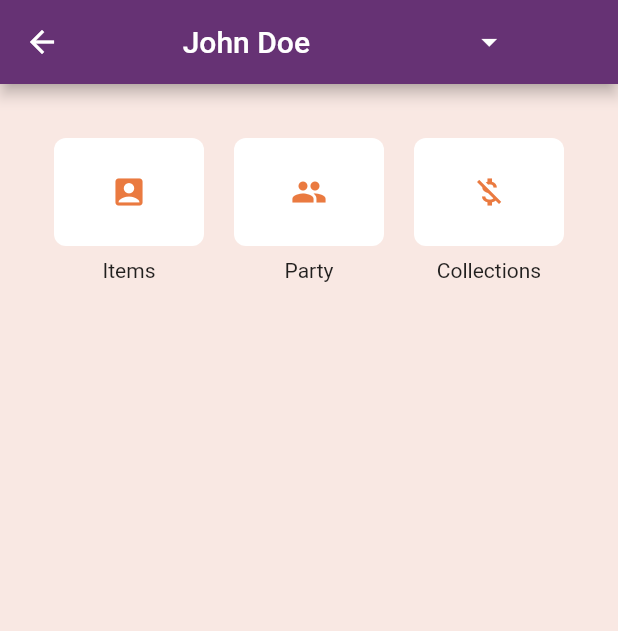
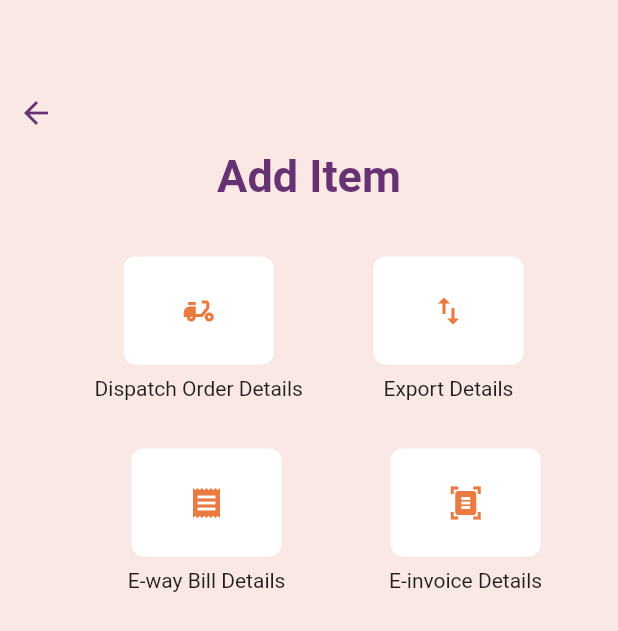
Before and after one commit to Aditya1101999/accountsntax_app, a Flutter app: the AddMoreDetailsScreen screen opened by its route, on a phone screen of 412 x 824 dp. Shown: the top 631 px of the screen. Run offline on Flutter 3.47's test engine with Material 2 defaults, Android fonts, the light colour scheme and no system bars; our stand-ins replace carousel_slider.

Commit message:
view invoice updated

```diff
--- a/lib/main.dart
+++ b/lib/main.dart
@@ -17,6 +17,7 @@
 import 'package:accountsntax/screens/drawer_options/sales_operations/sales_description.dart';
 import 'package:accountsntax/screens/invoice_operations/add_item_screen.dart';
 import 'package:accountsntax/screens/invoice_operations/add_more_details.dart';
+import 'package:accountsntax/screens/invoice_operations/view_invoice_screen.dart';
 import 'package:accountsntax/screens/otp_screen.dart';
 import 'package:accountsntax/screens/partner_operations/add_partner_screen.dart';
 import 'package:accountsntax/screens/partner_operations/edit_partner_screen.dart';
@@ -81,6 +82,7 @@
         addCustomerRoute:(context) => const AddCustomerDetailsScreen(),
         addItemRoute:(context) => const AddItemScreen(),
         addMoreDetailsRoute:(context) => const AddMoreDetailsScreen(),
+        viewInvoiceRoute:(context) => const ViewInvoiceScreen(),
         },
     );
   }
--- a/lib/screens/invoice_operations/add_more_details.dart
+++ b/lib/screens/invoice_operations/add_more_details.dart
@@ -6,30 +6,35 @@
   @override
   Widget build(BuildContext context) {
     return Scaffold(
-        appBar: AppBar(
-          title: const Row(
-            children: [
-              Expanded(
-                child: Row(
-                  mainAxisAlignment: MainAxisAlignment.spaceBetween,
-                  children: [
+        body: SingleChildScrollView(
+            child:
+                Column(crossAxisAlignment: CrossAxisAlignment.start, children: [
+      const SizedBox(
+        height: 50,
+        width: 50,
+      ),
       SizedBox(
-                      height: 10,
+        height: 50,
+        child: IconButton(
+          icon: const Icon(
+            Icons.arrow_back,
+            color: Color(0xFF663274),
           ),
-                    Text('John Doe'),
-                    SizedBox(width: 8.0),
-                    Icon(Icons.arrow_drop_down),
-                    SizedBox(width: 8.0),
-                  ],
+          onPressed: () {
+            Navigator.pop(context);
+          },
         ),
       ),
-            ],
+      const Center(
+        child: Text(
+          'Add Item',
+          style: TextStyle(
+            fontWeight: FontWeight.bold,
+            fontSize: 30,
+            color: Color(0xFF663274),
           ),
         ),
-        body: SingleChildScrollView(
-            child: Column(
-                crossAxisAlignment: CrossAxisAlignment.stretch,
-                children: [
+      ),
       const SizedBox(
         height: 20,
       ),
@@ -50,7 +55,7 @@
                   padding: const EdgeInsets.all(12.0),
                   child: IconButton(
                     icon: const Icon(
-                              Icons.account_box,
+                      Icons.delivery_dining,
                       color: Color(0xFFEA7A40),
                     ),
                     onPressed: () {
@@ -59,7 +64,7 @@
                   ),
                 ),
                 const SizedBox(height: 8.0),
-                        const Text('Items'),
+                const Text('Dispatch Order Details'),
               ],
             ),
             Column(
@@ -74,7 +79,7 @@
                   padding: const EdgeInsets.all(12.0),
                   child: IconButton(
                     icon: const Icon(
-                              Icons.people,
+                      Icons.import_export,
                       color: Color(0xFFEA7A40),
                     ),
                     onPressed: () {
@@ -83,9 +88,18 @@
                   ),
                 ),
                 const SizedBox(height: 8.0),
-                        const Text('Party'),
+                const Text('Export Details'),
               ],
             ),
+          ],
+        ),
+      ),
+      Padding(
+        padding: const EdgeInsets.all(16),
+        child: Row(
+          mainAxisAlignment: MainAxisAlignment.spaceEvenly,
+          children: [
+            const SizedBox(),
             Column(
               children: [
                 Container(
@@ -98,7 +112,7 @@
                   padding: const EdgeInsets.all(12.0),
                   child: IconButton(
                     icon: const Icon(
-                              Icons.money_off_csred_sharp,
+                      Icons.receipt,
                       color: Color(0xFFEA7A40),
                     ),
                     onPressed: () {
@@ -107,11 +121,37 @@
                   ),
                 ),
                 const SizedBox(height: 8.0),
-                        const Text('Collections'),
+                const Text('E-way Bill Details'),
+              ],
+            ),
+            const SizedBox(),
+            Column(
+              children: [
+                Container(
+                  width: 100,
+                  decoration: BoxDecoration(
+                    color: Colors.white,
+                    shape: BoxShape.rectangle,
+                    borderRadius: BorderRadius.circular(8.0),
+                  ),
+                  padding: const EdgeInsets.all(12.0),
+                  child: IconButton(
+                    icon: const Icon(
+                      Icons.document_scanner,
+                      color: Color(0xFFEA7A40),
+                    ),
+                    onPressed: () {
+                      // Handle collections button tap
+                    },
+                  ),
+                ),
+                const SizedBox(height: 8.0),
+                const Text('E-invoice Details'),
               ],
             ),
           ],
         ),
+
       ),
     ])));
   }
--- a/lib/utils/routes.dart
+++ b/lib/utils/routes.dart
@@ -30,3 +30,4 @@
 const String addCustomerRoute = 'add_customer';
 const String addItemRoute = 'add_item';
 const String addMoreDetailsRoute = 'add_details';
+const String viewInvoiceRoute = 'view_invoice';
```
Also changed, not shown: lib/screens/invoice_operations/invoice_continued_screen.dart (+39 -3 lines), lib/screens/invoice_operations/view_invoice_screen.dart (+443 -0 lines). Lines whose indentation alone changed are shown as unchanged.
